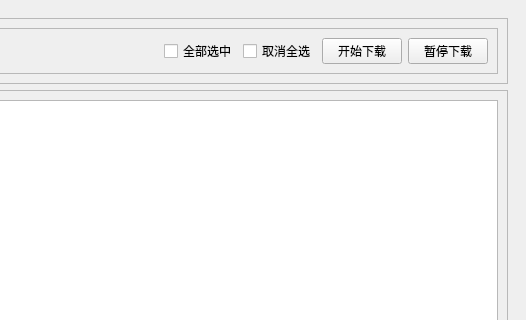
Old version of the form ZNote-dev/mainwindow.ui in the repository 1716285375/ZNote; both pictures show x 408 to 934 and y 0 to 320 of the 934 by 679 pixel window.
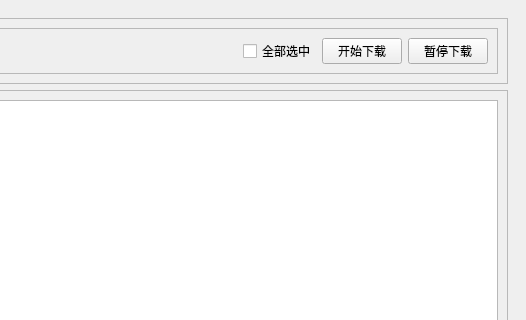
New version of the form. The open tabs and pages were chosen to show the change. Icons and pictures are not drawn. Custom widgets are drawn as their Qt base class.

Commit message: Add Download list and history MVC

The edit to the form file:
```diff
--- a/ZNote-dev/mainwindow.ui
+++ b/ZNote-dev/mainwindow.ui
@@ -198,15 +198,18 @@
 
 
 /* ❌ 危险按钮 */
-QPushButton#btnClearLog {
+QPushButton#btnClearLog,
+QPushButton#btnClearHistory {
     background-color: #fef2f2;
     color: #b91c1c;
     border: 1px solid #fca5a5;
 }
-QPushButton#btnClearLog:hover {
+QPushButton#btnClearLog:hover,
+QPushButton#btnClearHistory:hover {
     background-color: #fee2e2;
 }
-QPushButton#btnClearLog:pressed {
+QPushButton#btnClearLog:pressed,
+QPushButton#btnClearHistory:pressed {
     background-color: #fecaca;
 }
 
@@ -1314,19 +1317,6 @@
                 </property>
                </widget>
               </item>
-              <item>
-               <widget class="QCheckBox" name="chkCancelAll">
-                <property name="cursor">
-                 <cursorShape>PointingHandCursor</cursorShape>
-                </property>
-                <property name="text">
-                 <string>取消全选</string>
-                </property>
-                <property name="checkable">
-                 <bool>true</bool>
-                </property>
-               </widget>
-              </item>
               <item>
                <widget class="QPushButton" name="btnDownload">
                 <property name="text">
```
Left out of the diff: 21 changed lines with no effect on the pictures. The commit also changes 31 other files.
